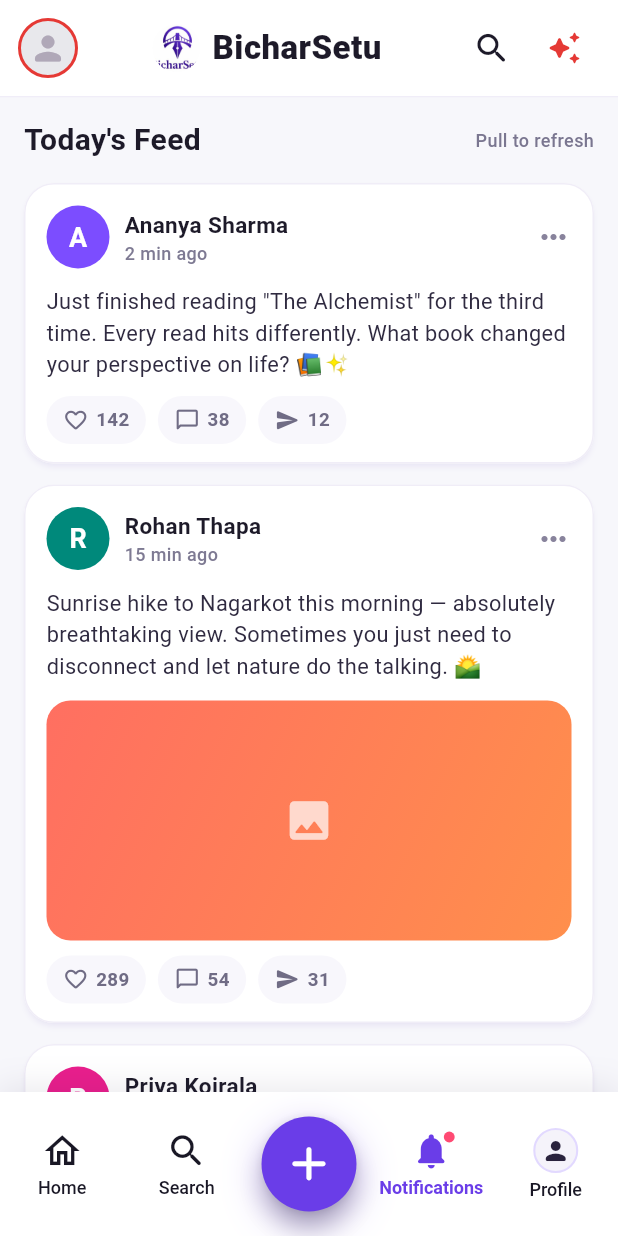
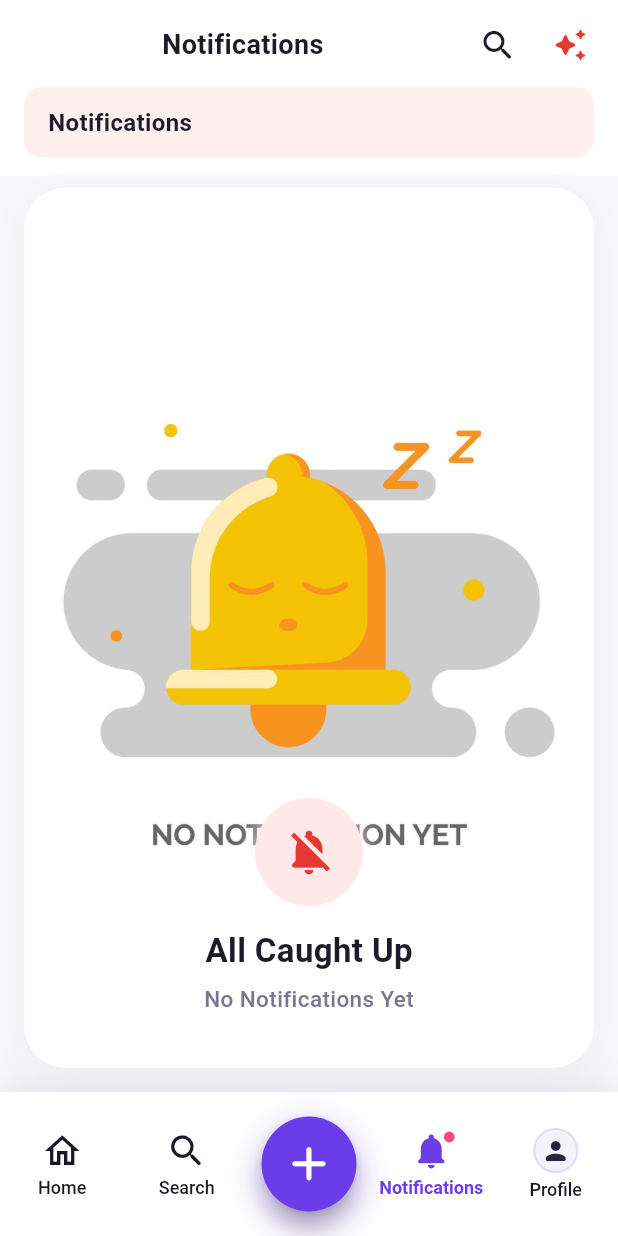
Before and after one commit to nimishapant/BicharSetu, a Flutter app: the DashboardScreen screen opened directly, item 4 of the bottom bar chosen, on a phone screen of 412 x 824 dp. Run offline on Flutter 3.47's test engine with Material 3 defaults, Android fonts, the phone set to English and light mode, and no system bars; our stand-ins replace cloud_firestore, firebase_auth, firebase_core, firebase_storage, image_picker; accounts and stored records are empty.

Commit message:
notification screen ui

```diff
--- a/lib/dashboard_screen.dart
+++ b/lib/dashboard_screen.dart
@@ -5,6 +5,7 @@
 import 'app_navigation_drawer.dart';
 import 'createpost_screen.dart';
 import 'dashboard_app_bar.dart';
+import 'notification_screen.dart';
 import 'profile_screen.dart';
 
 class DashboardScreen extends StatefulWidget {
@@ -158,7 +159,9 @@
         key: _scaffoldKey,
         drawer: const AppNavigationDrawer(),
         drawerEnableOpenDragGesture: true,
-        body: SafeArea(
+        body: _selectedIndex == 3
+            ? const NotificationScreen(showBackButton: false)
+            : SafeArea(
           child: RefreshIndicator(
             color: _accent,
             onRefresh: _onRefresh,
--- /dev/null
+++ b/lib/notification_screen.dart
@@ -0,0 +1,208 @@
+import 'package:flutter/material.dart';
+
+const Color _bg = Color(0xFFF7F7FB);
+const Color _surface = Colors.white;
+const Color _textDark = Color(0xFF1D1A29);
+const Color _textMid = Color(0xFF7A7690);
+const Color _pinkBar = Color(0xFFFFF0F0);
+const Color _accentRed = Color(0xFFE53935);
+
+class NotificationScreen extends StatelessWidget {
+  const NotificationScreen({super.key, this.showBackButton = true});
+
+  final bool showBackButton;
+
+  @override
+  Widget build(BuildContext context) {
+    return Scaffold(
+      backgroundColor: _surface,
+      body: SafeArea(
+        child: Column(
+          crossAxisAlignment: CrossAxisAlignment.stretch,
+          children: [
+            _NotificationTopBar(showBackButton: showBackButton),
+            Container(
+              width: double.infinity,
+              margin: const EdgeInsets.fromLTRB(16, 0, 16, 12),
+              padding: const EdgeInsets.symmetric(horizontal: 16, vertical: 12),
+              decoration: BoxDecoration(
+                color: _pinkBar,
+                borderRadius: BorderRadius.circular(12),
+              ),
+              child: const Text(
+                'Notifications',
+                style: TextStyle(
+                  fontSize: 16,
+                  fontWeight: FontWeight.w600,
+                  color: _textDark,
+                ),
+              ),
+            ),
+            Expanded(
+              child: Container(
+                color: _bg,
+                padding: const EdgeInsets.fromLTRB(16, 8, 16, 16),
+                child: Container(
+                  decoration: BoxDecoration(
+                    color: _surface,
+                    borderRadius: BorderRadius.circular(28),
+                    boxShadow: [
+                      BoxShadow(
+                        color: Colors.black.withValues(alpha: 0.04),
+                        blurRadius: 18,
+                        offset: const Offset(0, 6),
+                      ),
+                    ],
+                  ),
+                    child: ClipRRect(
+                    borderRadius: BorderRadius.circular(28),
+                    child: Stack(
+                      fit: StackFit.expand,
+                      children: [
+                        Positioned.fill(
+                          child: Image.asset(
+                            'assets/images/no_notification.png',
+                            fit: BoxFit.contain,
+                            alignment: Alignment.center,
+                            errorBuilder: (context, error, stackTrace) {
+                              return const _NotificationFallbackArt();
+                            },
+                          ),
+                        ),
+                        Positioned(
+                          left: 0,
+                          right: 0,
+                          bottom: 36,
+                          child: const _NotificationOverlayContent(),
+                        ),
+                      ],
+                    ),
+                  ),
+                ),
+              ),
+            ),
+          ],
+        ),
+      ),
+    );
+  }
+}
+
+class _NotificationTopBar extends StatelessWidget {
+  const _NotificationTopBar({required this.showBackButton});
+
+  final bool showBackButton;
+
+  @override
+  Widget build(BuildContext context) {
+    return Padding(
+      padding: const EdgeInsets.fromLTRB(4, 6, 8, 4),
+      child: Row(
+        children: [
+          if (showBackButton)
+            IconButton(
+              onPressed: () => Navigator.of(context).pop(),
+              icon: const Icon(
+                Icons.arrow_back_ios_new_rounded,
+                color: _textDark,
+                size: 20,
+              ),
+            )
+          else
+            const SizedBox(width: 12),
+          const Expanded(
+            child: Text(
+              'Notifications',
+              textAlign: TextAlign.center,
+              style: TextStyle(
+                fontSize: 18,
+                fontWeight: FontWeight.w700,
+                color: _textDark,
+              ),
+            ),
+          ),
+          IconButton(
+            onPressed: () {},
+            icon: const Icon(Icons.search_rounded, color: _textDark, size: 26),
+          ),
+          IconButton(
+            onPressed: () {},
+            icon: const Icon(
+              Icons.auto_awesome_rounded,
+              color: _accentRed,
+              size: 24,
+            ),
+          ),
+        ],
+      ),
+    );
+  }
+}
+
+class _NotificationOverlayContent extends StatelessWidget {
+  const _NotificationOverlayContent();
+
+  @override
+  Widget build(BuildContext context) {
+    return Column(
+      mainAxisSize: MainAxisSize.min,
+      children: [
+        Container(
+          width: 72,
+          height: 72,
+          decoration: BoxDecoration(
+            color: const Color(0xFFFFE8E8),
+            shape: BoxShape.circle,
+            boxShadow: [
+              BoxShadow(
+                color: Colors.white.withValues(alpha: 0.8),
+                blurRadius: 12,
+              ),
+            ],
+          ),
+          child: const Icon(
+            Icons.notifications_off_rounded,
+            color: _accentRed,
+            size: 36,
+          ),
+        ),
+        const SizedBox(height: 14),
+        const Text(
+          'All Caught Up',
+          style: TextStyle(
+            fontSize: 22,
+            fontWeight: FontWeight.w700,
+            color: _textDark,
+          ),
+        ),
+        const SizedBox(height: 6),
+        const Text(
+          'No Notifications Yet',
+          style: TextStyle(
+            fontSize: 15,
+            fontWeight: FontWeight.w500,
+            color: _textMid,
+          ),
+        ),
+      ],
+    );
+  }
+}
+
+class _NotificationFallbackArt extends StatelessWidget {
+  const _NotificationFallbackArt();
+
+  @override
+  Widget build(BuildContext context) {
+    return Container(
+      color: const Color(0xFFFFF8E8),
+      child: const Center(
+        child: Icon(
+          Icons.notifications_off_rounded,
+          size: 120,
+          color: Color(0xFFFFB300),
+        ),
+      ),
+    );
+  }
+}
--- a/pubspec.yaml
+++ b/pubspec.yaml
@@ -67,6 +67,7 @@
   uses-material-design: true
   assets:
     - assets/images/bichar_logo.png
+    - assets/images/no_notification.png
 
   # An image asset can refer to one or more resolution-specific "variants", see
   # https://flutter.dev/to/resolution-aware-images
```
Also changed, not shown: assets/images/no_notification.png (added).
